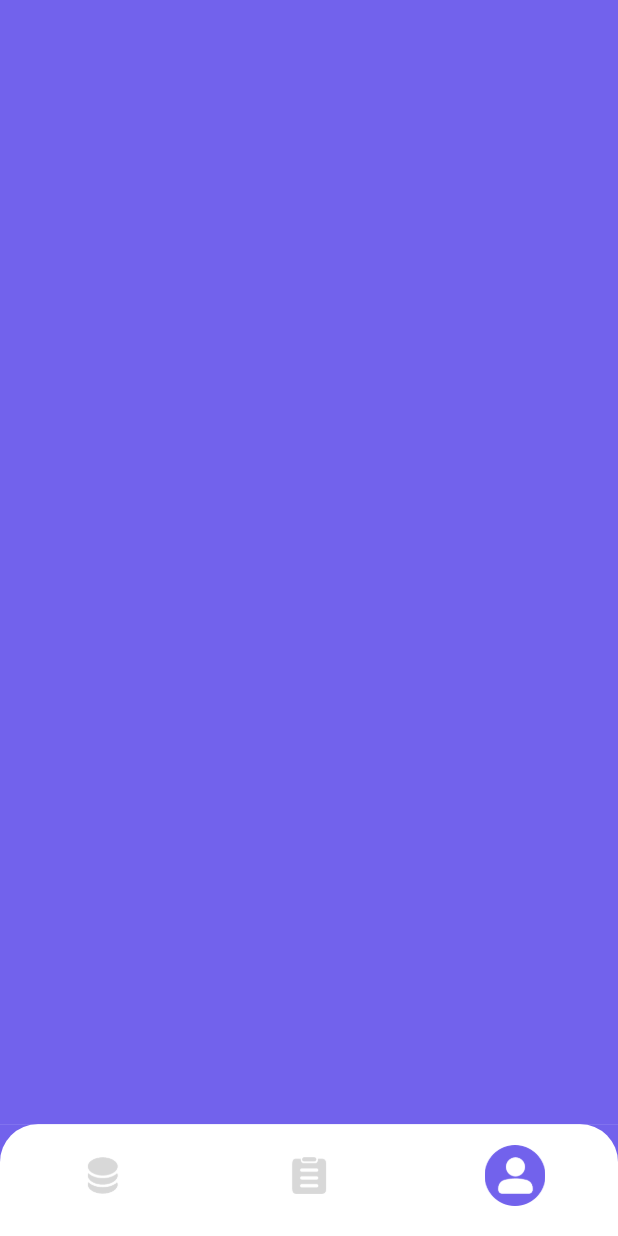
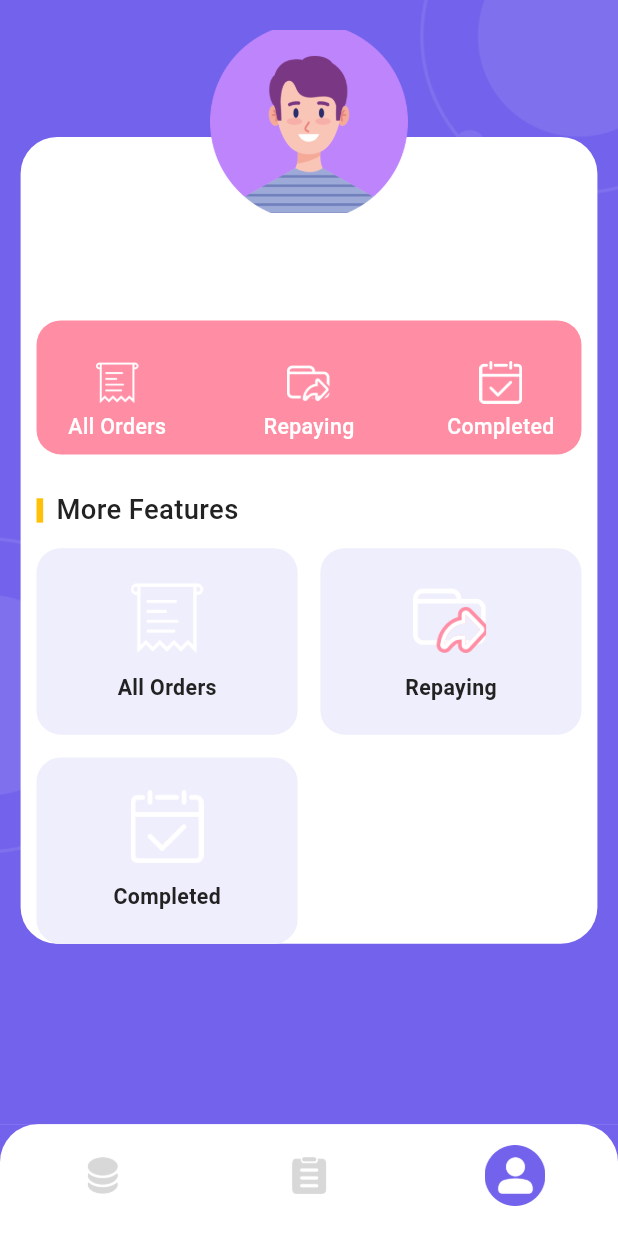
Before and after one commit to hekang1992/ShineCash, a Flutter app: the TabbarView screen opened directly, item 3 of the bottom bar chosen, on a phone screen of 412 x 824 dp. Run offline on Flutter 3.47's test engine with Material 3 defaults, Android fonts, the light colour scheme and no system bars; our stand-ins replace connectivity_plus, device_info_plus, dio, flutter_easyloading, flutter_image_compress, flutter_screenutil and 4 more; missing offline and left inert: app_tracking_transparency; accounts and stored records are empty; network calls fail.

Commit message:
add:新增个人中心数据

```diff
--- a/lib/common/constants/constant.dart
+++ b/lib/common/constants/constant.dart
@@ -11,6 +11,7 @@ class AppColor {
   static const Color btnBgColor = Color(0XFF91FA95);
   static const Color orderTypeColor = Color(0XFF7893F5);
   static const Color whiteColor = Color(0XFFFFFFFF);
+  static const Color pinkColor = Color(0XFFFF8EA5);
 }
 
 class AppFont {
--- a/lib/common/http/http_model.dart
+++ b/lib/common/http/http_model.dart
@@ -27,8 +27,17 @@ class ExpectModel {
   String? natural;
   String? emerging;
   FairModel? fair;
+  UserInfoModel? userInfo;
+  List<CenturiesModel>? centuries;
 
-  ExpectModel({this.satisfactory, this.natural, this.emerging, this.fair});
+  ExpectModel({
+    this.satisfactory,
+    this.natural,
+    this.emerging,
+    this.fair,
+    this.userInfo,
+    this.centuries,
+  });
 
   factory ExpectModel.fromJson(Map<String, dynamic> json) {
     return ExpectModel(
@@ -36,6 +45,12 @@ class ExpectModel {
       natural: json['natural'],
       emerging: json['emerging'],
       fair: FairModel.fromJson(json['fair'] ?? {}),
+      userInfo: UserInfoModel.fromJson(json['userInfo'] ?? {}),
+      centuries:
+          (json['centuries'] as List?)
+              ?.map((item) => CenturiesModel.fromJson(item ?? {}))
+              .toList() ??
+          [],
     );
   }
 
@@ -45,6 +60,8 @@ class ExpectModel {
       'natural': natural,
       'emerging': emerging,
       'fair': fair?.toJson(),
+      'userInfo': userInfo?.toJson(),
+      'centuries': centuries?.map((model) => model.toJson()).toList(),
     };
   }
 }
@@ -56,6 +73,7 @@ class FairModel {
   String? taking;
 
   FairModel({this.answers, this.crumpled, this.dirty, this.taking});
+
   factory FairModel.fromJson(Map<String, dynamic> json) {
     return FairModel(
       answers: json['answers'],
@@ -74,3 +92,39 @@ class FairModel {
     };
   }
 }
+
+class UserInfoModel {
+  String? userphone;
+  UserInfoModel({this.userphone});
+
+  factory UserInfoModel.fromJson(Map<String, dynamic> json) {
+    return UserInfoModel(userphone: json['userphone']);
+  }
+
+  Map<String, dynamic> toJson() {
+    return {'userphone': userphone};
+  }
+}
+
+class CenturiesModel {
+  String? acquainted;
+  String? cautiously;
+  String? finished;
+  CenturiesModel({this.acquainted, this.cautiously, this.finished});
+
+  factory CenturiesModel.fromJson(Map<String, dynamic> json) {
+    return CenturiesModel(
+      acquainted: json['acquainted'],
+      cautiously: json['cautiously'],
+      finished: json['finished'],
+    );
+  }
+
+  Map<String, dynamic> toJson() {
+    return {
+      'acquainted': acquainted,
+      'cautiously': cautiously,
+      'finished': finished,
+    };
+  }
+}
--- a/lib/common/http/http_request.dart
+++ b/lib/common/http/http_request.dart
@@ -43,8 +43,8 @@ class ShineHttpRequest {
 
   // 配置代理
   _configureProxy() {
-    // String proxyIP = '10.1.1.57';
-    String proxyIP = '192.168.71.12';
+    String proxyIP = '10.1.1.57';
+    // String proxyIP = '192.168.71.12';
     String proxyPort = "8888";
 
     if (proxyIP.isNotEmpty) {
--- a/lib/common/utils/upidfa_controller.dart
+++ b/lib/common/utils/upidfa_controller.dart
@@ -37,8 +37,8 @@ class UpidfaController extends GetxController {
   }
 
   Future<void> _postToServer(Map<String, String> dict) async {
-    final http = ShineHttpRequest();
     try {
+      final http = ShineHttpRequest();
       final respose = await http.post('/wzcnrht/nonsense', formData: dict);
       print('respose---------${respose.data}');
     } catch (e) {
@@ -48,8 +48,8 @@ class UpidfaController extends GetxController {
   }
 
   Future<void> initLoginInfo() async {
-    final http = ShineHttpRequest();
     try {
+      final http = ShineHttpRequest();
       final delusion = await GetLanguageInfo.getLanguageMessage();
       final proudly = await VpnEnabled.isVpnActive();
       final feeling = ProxyEnabled.isProxyEnabled();
@@ -58,10 +58,9 @@ class UpidfaController extends GetxController {
         'feeling': feeling,
         'proudly': proudly,
       };
-      final respose = await http.post('/wzcnrht/delusion', formData: dict);
-      final model = BaseModel.fromJson(respose.data);
+      final response = await http.post('/wzcnrht/delusion', formData: dict);
+      final model = BaseModel.fromJson(response.data);
       if (model.beautiful == '0' || model.beautiful == '00') {
-        final BaseModel model = BaseModel.fromJson(respose.data);
         final fairModel = model.expect?.fair;
         final Map<String, String> fromJson = {
           'answers': fairModel?.answers ?? '',
--- a/lib/features/center/center_controller.dart
+++ b/lib/features/center/center_controller.dart
@@ -1,8 +1,14 @@
 import 'package:get/get.dart';
+import 'package:shinecash/common/http/http_model.dart';
 import 'package:shinecash/common/http/http_request.dart';
 import 'package:shinecash/common/http/http_toast.dart';
 
 class CenterController extends GetxController {
+  final nameStr = ['All Orders', 'Repaying', 'Completed'];
+
+  ///返回的数据
+  final model = BaseModel().obs;
+
   @override
   void onInit() {
     // TODO: implement onInit
@@ -25,10 +31,14 @@ class CenterController extends GetxController {
 
 extension CenterVc on CenterController {
   Future initCenterInfo() async {
-    ToastManager.showLoading();
-    final http = ShineHttpRequest();
     try {
-      final respose = await http.get('/wzcnrht/natural');
+      ToastManager.showLoading();
+      final http = ShineHttpRequest();
+      final response = await http.get('/wzcnrht/natural');
+      final model = BaseModel.fromJson(response.data);
+      if (model.beautiful == '0' || model.beautiful == '00') {
+        this.model.value = model;
+      }
       ToastManager.hideLoading();
     } catch (e) {
       ToastManager.hideLoading();
--- /dev/null
+++ b/lib/features/center/center_head_view.dart
@@ -0,0 +1,59 @@
+import 'package:flutter/material.dart';
+import 'package:flutter_screenutil/flutter_screenutil.dart';
+import 'package:get/get.dart';
+import 'package:shinecash/common/constants/constant.dart';
+import 'package:shinecash/features/center/center_controller.dart';
+import 'package:shinecash/features/center/center_more_view.dart';
+import 'package:shinecash/features/center/center_order_view.dart';
+
+class CenterHeadView extends GetView<CenterController> {
+  const CenterHeadView({super.key});
+
+  @override
+  Widget build(BuildContext context) {
+    return Stack(
+      alignment: AlignmentDirectional.topCenter,
+      children: [
+        Container(color: Colors.transparent),
+        Align(
+          child: Padding(
+            padding: EdgeInsets.only(top: 70.sp),
+            child: Container(
+              height: 530.h,
+              width: 350.w,
+              decoration: BoxDecoration(
+                color: Colors.white,
+                borderRadius: BorderRadius.all(Radius.circular(24.sp)),
+              ),
+            ),
+          ),
+        ),
+        Column(
+          children: [
+            Image.asset(
+              'assets/images/center_head_iamge.png',
+              fit: BoxFit.cover,
+              width: 120.w,
+              height: 120.h,
+            ),
+            SizedBox(height: 15.h),
+            Obx(() {
+              return Text(
+                controller.model.value.expect?.userInfo?.userphone ?? '',
+                style: TextStyle(
+                  fontSize: 22.sp,
+                  fontWeight: FontWeight.w600,
+                  color: AppColor.blackColor,
+                ),
+              );
+            }),
+            SizedBox(height: 24.h),
+            CenterOrderView(),
+            SizedBox(height: 24.h),
+            CenterMoreView(),
+          ],
+        ),
+      ],
+    );
+  }
+}
--- /dev/null
+++ b/lib/features/center/center_more_view.dart
@@ -0,0 +1,95 @@
+import 'package:flutter/material.dart';
+import 'package:flutter_screenutil/flutter_screenutil.dart';
+import 'package:get/get.dart';
+import 'package:shinecash/common/constants/constant.dart';
+import 'package:shinecash/common/http/http_toast.dart';
+import 'package:shinecash/features/center/center_controller.dart';
+
+class CenterMoreView extends GetView<CenterController> {
+  const CenterMoreView({super.key});
+
+  @override
+  Widget build(BuildContext context) {
+    return Padding(
+      padding: EdgeInsets.only(left: 24.sp, right: 24.sp),
+      child: Column(
+        children: [
+          Row(
+            children: [
+              Container(color: Colors.amber, width: 4.w, height: 16.h),
+              SizedBox(width: 8.w),
+              Text(
+                'More Features',
+                style: TextStyle(
+                  fontWeight: FontWeight.w500,
+                  color: AppColor.blackColor,
+                  fontSize: 18.sp,
+                ),
+              ),
+            ],
+          ),
+          SizedBox(height: 12.h),
+          GridView.builder(
+            scrollDirection: Axis.vertical,
+            itemCount: 3,
+            physics: NeverScrollableScrollPhysics(),
+            shrinkWrap: true,
+            gridDelegate: SliverGridDelegateWithFixedCrossAxisCount(
+              childAspectRatio: 1.4,
+              crossAxisCount: 2,
+              crossAxisSpacing: 15.sp,
+              mainAxisSpacing: 15.sp,
+            ),
+            itemBuilder: (context, index) {
+              final name = controller.nameStr[index];
+              return listItemView(
+                oneStr: name,
+                twoStr: name,
+                onTap: () {
+                  ToastManager.showToast(name);
+                },
+              );
+            },
+          ),
+          SizedBox(height: 20.h),
+        ],
+      ),
+    );
+  }
+}
+
+Widget listItemView({
+  required String? oneStr,
+  required String? twoStr,
+  required VoidCallback onTap,
+}) {
+  return Container(
+    decoration: BoxDecoration(
+      color: Color(0XFFEEEEFC),
+      borderRadius: BorderRadius.circular(16.sp),
+    ),
+    child: InkWell(
+      onTap: onTap,
+      child: Column(
+        mainAxisAlignment: MainAxisAlignment.center,
+        children: [
+          Image.asset(
+            'assets/images/$oneStr.png',
+            width: 48.w,
+            height: 48.h,
+            fit: BoxFit.contain,
+          ),
+          SizedBox(height: 12.h),
+          Text(
+            '$twoStr',
+            style: TextStyle(
+              fontSize: 14.sp,
+              fontWeight: FontWeight.w600,
+              color: AppColor.blackColor,
+            ),
+          ),
+        ],
+      ),
+    ),
+  );
+}
--- /dev/null
+++ b/lib/features/center/center_order_view.dart
@@ -0,0 +1,80 @@
+import 'package:flutter/material.dart';
+import 'package:flutter_screenutil/flutter_screenutil.dart';
+import 'package:get/get.dart';
+import 'package:shinecash/common/constants/constant.dart';
+import 'package:shinecash/common/http/http_toast.dart';
+import 'package:shinecash/features/center/center_controller.dart';
+
+class CenterOrderView extends GetView<CenterController> {
+  const CenterOrderView({super.key});
+
+  @override
+  Widget build(BuildContext context) {
+    // TODO: implement build
+    return Padding(
+      padding: EdgeInsets.only(left: 24.sp, right: 24.sp),
+      child: Container(
+        decoration: BoxDecoration(
+          color: AppColor.pinkColor,
+          borderRadius: BorderRadius.all(Radius.circular(16.sp)),
+        ),
+        child: SizedBox(
+          height: 88.h,
+          child: GridView.builder(
+            scrollDirection: Axis.vertical,
+            itemCount: 3,
+            physics: NeverScrollableScrollPhysics(),
+            shrinkWrap: true,
+            gridDelegate: SliverGridDelegateWithFixedCrossAxisCount(
+              crossAxisCount: 3,
+              crossAxisSpacing: 20.sp,
+            ),
+            itemBuilder: (context, index) {
+              final name = controller.nameStr[index];
+              return listItemView(
+                oneStr: name,
+                twoStr: name,
+                onTap: () {
+                  ToastManager.showToast(name);
+                },
+              );
+            },
+          ),
+        ),
+      ),
+    );
+  }
+}
+
+Widget listItemView({
+  required String? oneStr,
+  required String? twoStr,
+  required VoidCallback onTap,
+}) {
+  return Container(
+    color: Colors.transparent,
+    child: InkWell(
+      onTap: onTap,
+      child: Column(
+        mainAxisAlignment: MainAxisAlignment.center,
+        children: [
+          Image.asset(
+            'assets/images/$oneStr.png',
+            width: 29.w,
+            height: 28.h,
+            fit: BoxFit.contain,
+          ),
+          SizedBox(height: 5.h),
+          Text(
+            '$twoStr',
+            style: TextStyle(
+              fontSize: 14.sp,
+              fontWeight: FontWeight.w500,
+              color: AppColor.whiteColor,
+            ),
+          ),
+        ],
+      ),
+    ),
+  );
+}
--- a/lib/features/center/center_view.dart
+++ b/lib/features/center/center_view.dart
@@ -1,7 +1,10 @@
 import 'package:flutter/material.dart';
+import 'package:flutter_screenutil/flutter_screenutil.dart';
 import 'package:get/get.dart';
 import 'package:shinecash/common/constants/constant.dart';
+import 'package:shinecash/common/http/http_toast.dart';
 import 'package:shinecash/features/center/center_controller.dart';
+import 'package:shinecash/features/center/center_head_view.dart';
 
 class CenterView extends GetView<CenterController> {
   const CenterView({super.key});
@@ -9,6 +12,36 @@ class CenterView extends GetView<CenterController> {
   @override
   Widget build(BuildContext context) {
     Get.put(CenterController());
-    return Scaffold(body: Container(color: AppColor.bgColor));
+    return Scaffold(
+      body: Container(
+        width: MediaQuery.of(context).size.width,
+        height: MediaQuery.of(context).size.height,
+        color: AppColor.bgColor,
+        child: Stack(
+          children: [
+            Image.asset('assets/images/home_gb_imge.png', fit: BoxFit.cover),
+            Padding(
+              padding: EdgeInsets.only(top: 10.sp),
+              child: RefreshIndicator(
+                onRefresh: () async {
+                  ToastManager.showLoading();
+                  await Future.delayed(const Duration(seconds: 5));
+                  ToastManager.hideLoading();
+                },
+                child: SafeArea(
+                  child: Padding(
+                    padding: EdgeInsets.only(top: 10.sp),
+                    child: SingleChildScrollView(
+                      physics: AlwaysScrollableScrollPhysics(),
+                      child: CenterHeadView(),
+                    ),
+                  ),
+                ),
+              ),
+            ),
+          ],
+        ),
+      ),
+    );
   }
 }
--- a/lib/features/home/home_controller.dart
+++ b/lib/features/home/home_controller.dart
@@ -24,9 +24,9 @@ class HomeController extends GetxController {
 
 extension HomeVc on HomeController {
   initHomeInfo() async {
-    ToastManager.showLoading();
-    final http = ShineHttpRequest();
     try {
+      ToastManager.showLoading();
+      final http = ShineHttpRequest();
       final response = await http.get('/wzcnrht/crowned');
       ToastManager.hideLoading();
     } catch (e) {
--- a/lib/features/login/login_controller.dart
+++ b/lib/features/login/login_controller.dart
@@ -1,4 +1,5 @@
 import 'dart:async';
+import 'dart:io';
 import 'package:app_tracking_transparency/app_tracking_transparency.dart';
 import 'package:device_info_plus/device_info_plus.dart';
 import 'package:flutter/material.dart';
@@ -105,6 +106,7 @@ extension LoginVc on LoginController {
 
   void fetchData() async {
     final deviceInfo = DeviceInfoPlugin();
+    if (Platform.isIOS) {
       final iosInfo = await deviceInfo.iosInfo;
       final isPhysicalDevice = iosInfo.isPhysicalDevice != true;
       if (!isPhysicalDevice) {
@@ -113,6 +115,9 @@ extension LoginVc on LoginController {
         if (idfa != '00000000-0000-0000-0000-000000000000') {
           dispose();
         }
+      }
+    } else {
+      dispose();
     }
   }
 
```
Also changed, not shown: assets/images/All Orders.png (added), assets/images/Completed.png (added), assets/images/Repaying.png (added), assets/images/center_head_iamge.png (added), web_entrypoint.dart (added), 1 other file. Lines whose indentation alone changed are shown as unchanged.
